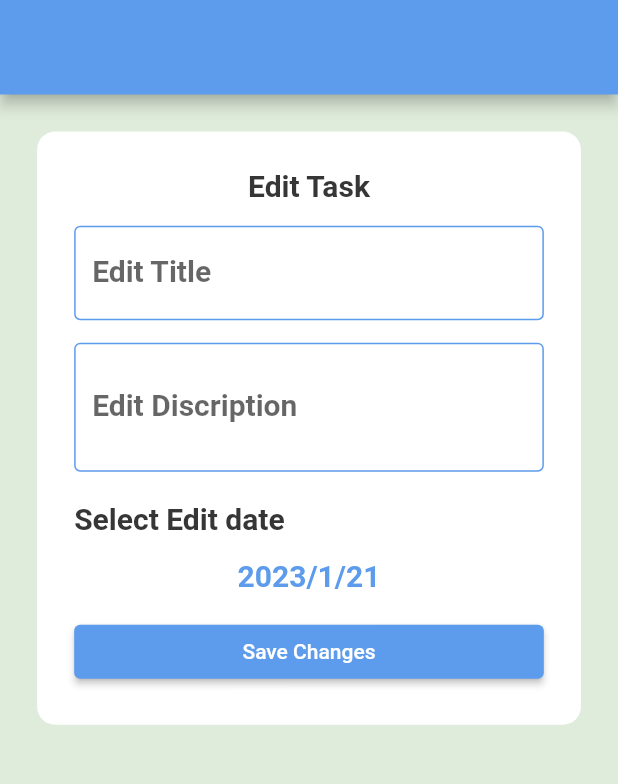
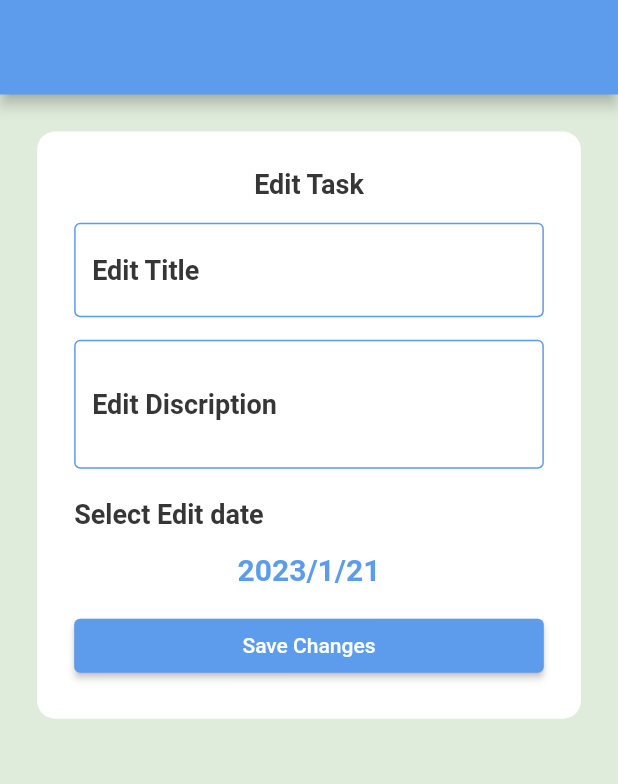
Before and after one commit to alimosaad/Todo_App, a Flutter app: the UpdateScreen screen opened directly with empty values, on a phone screen of 412 x 824 dp, the part 128-912 px from its top. Run offline on Flutter 3.47's test engine with Material 2 defaults, Android fonts, the phone set to English and light mode, and no system bars; our stand-ins replace calendar_timeline, cloud_firestore, firebase_core, flutter_slidable; accounts and stored records are empty; generated files the repository leaves out were written again.

Commit message:
Finish update task.

```diff
--- a/lib/screens/tasks/tasks_list.dart
+++ b/lib/screens/tasks/tasks_list.dart
@@ -31,8 +31,8 @@ class _TasksListState extends State<TasksList> {
               setState(() {});
             },
             leftMargin: 20,
-            monthColor: colorBlack,
-            dayColor: colorBlack,
+            monthColor: Theme.of(context).colorScheme.onSurface,
+            dayColor: Theme.of(context).colorScheme.onSurface,
             activeDayColor: Colors.white,
             activeBackgroundDayColor: Theme.of(context).primaryColor,
             dotsColor: Colors.white,
--- a/lib/screens/tasks/update_task.dart
+++ b/lib/screens/tasks/update_task.dart
@@ -50,7 +50,7 @@ class _UpdateScreenState extends State<UpdateScreen> {
                     horizontal: MediaQuery.of(context).size.width * 0.06,
                     vertical: MediaQuery.of(context).size.width * 0.06),
                 decoration: BoxDecoration(
-                  color: Colors.white,
+                  color: Theme.of(context).colorScheme.onPrimary,
                   borderRadius: BorderRadius.circular(12),
                 ),
                 child: Column(
@@ -59,9 +59,7 @@ class _UpdateScreenState extends State<UpdateScreen> {
                     Text(
                       "Edit Task",
                       textAlign: TextAlign.center,
-                      style: Theme.of(context).textTheme.titleMedium?.copyWith(
-                            color: colorBlack,
-                          ),
+                      style: Theme.of(context).textTheme.displayLarge,
                     ),
                     const SizedBox(
                       height: 15,
@@ -83,8 +81,12 @@ class _UpdateScreenState extends State<UpdateScreen> {
 
                                 return null;
                               },
-                              decoration: const InputDecoration(
-                                label: Text("Edit Title"),
+                              decoration: InputDecoration(
+                                label: Text(
+                                  "Edit Title",
+                                  style:
+                                      Theme.of(context).textTheme.displayLarge,
+                                ),
                                 enabledBorder: OutlineInputBorder(
                                   borderSide: BorderSide(
                                     color: primaryColor,
@@ -112,8 +114,12 @@ class _UpdateScreenState extends State<UpdateScreen> {
                                 return null;
                               },
                               maxLines: 2,
-                              decoration: const InputDecoration(
-                                label: Text("Edit Discription"),
+                              decoration: InputDecoration(
+                                label: Text(
+                                  "Edit Discription",
+                                  style:
+                                      Theme.of(context).textTheme.displayLarge,
+                                ),
                                 enabledBorder: OutlineInputBorder(
                                   borderSide: BorderSide(
                                     color: primaryColor,
@@ -131,12 +137,7 @@ class _UpdateScreenState extends State<UpdateScreen> {
                             ),
                             Text(
                               "Select Edit date",
-                              style: Theme.of(context)
-                                  .textTheme
-                                  .titleMedium
-                                  ?.copyWith(
-                                    color: colorBlack,
-                                  ),
+                              style: Theme.of(context).textTheme.displayLarge,
                             ),
                             const SizedBox(
                               height: 15,
--- a/lib/shared/network/local/firebase.dart
+++ b/lib/shared/network/local/firebase.dart
@@ -34,3 +34,9 @@ Future<void> updateTaskToFirebase(TaskData taskData) {
     "title": taskData.title
   });
 }
+
+Future<void> UpdateDone(TaskData taskData) {
+  return getCollection().doc(taskData.id).update({
+    "isDone": true,
+  });
+}
--- a/lib/styles/MyThemeData.dart
+++ b/lib/styles/MyThemeData.dart
@@ -23,9 +23,9 @@ class MyThemeData {
           iconTheme: IconThemeData(color: Colors.white)),
       textTheme: TextTheme(
         displayLarge: TextStyle(
-            fontSize: 30, fontWeight: FontWeight.bold, color: Colors.white),
+            fontSize: 18, fontWeight: FontWeight.bold, color: colorBlack),
         titleMedium: TextStyle(
-            fontSize: 20, fontWeight: FontWeight.bold, color: colorBlack),
+            fontSize: 20, fontWeight: FontWeight.bold, color: primaryColor),
         titleSmall: TextStyle(
             fontSize: 20, fontWeight: FontWeight.bold, color: primaryColor),
       ),
@@ -50,15 +50,15 @@ class MyThemeData {
           background: greenBackground,
           onBackground: primaryColor,
           surface: colorBlack,
-          onSurface: colorBlack),
+          onSurface: Colors.white),
       appBarTheme: AppBarTheme(
           backgroundColor: primaryColor,
           iconTheme: IconThemeData(color: Colors.white)),
       textTheme: TextTheme(
         displayLarge: TextStyle(
-            fontSize: 30, fontWeight: FontWeight.bold, color: Colors.white),
+            fontSize: 18, fontWeight: FontWeight.bold, color: Colors.white),
         titleMedium: TextStyle(
-            fontSize: 20, fontWeight: FontWeight.bold, color: Colors.white),
+            fontSize: 20, fontWeight: FontWeight.bold, color: primaryColor),
         titleSmall: TextStyle(
             fontSize: 20, fontWeight: FontWeight.bold, color: primaryColor),
       ),
```
Also changed, not shown: lib/layout/add_bottomsheet.dart (+17 -16 lines), lib/screens/tasks/task_item.dart (+30 -10 lines).
